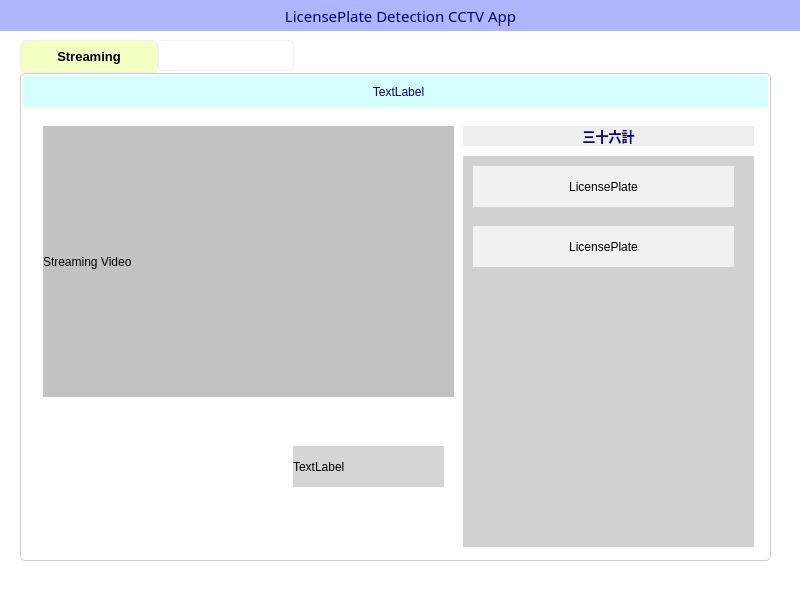
Old version of the form cctv_36/mainwindow.ui in the repository VEDA-ThirtySix/PAMS-client.
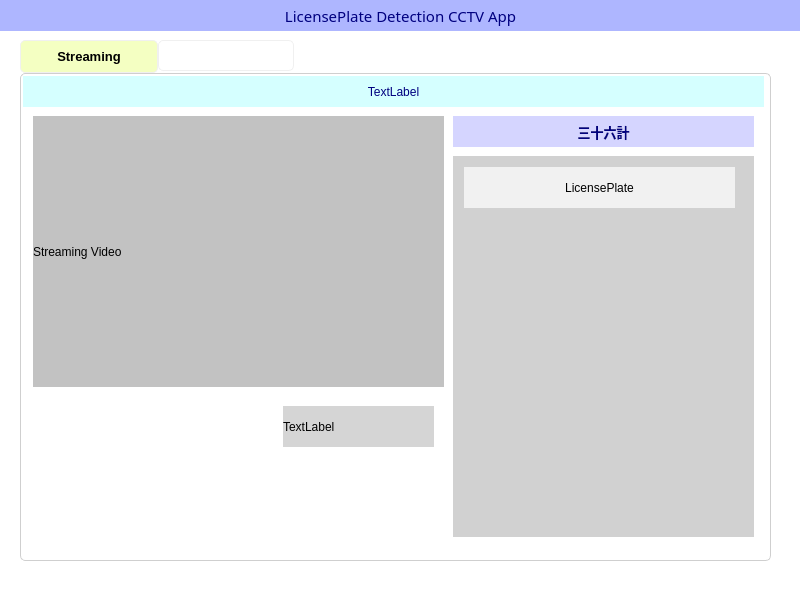
New version of the form. Icons and pictures are not drawn.

Commit message: feat:mainwindow.cpp수정

The edit to the form file:
```diff
--- a/cctv_36/mainwindow.ui
+++ b/cctv_36/mainwindow.ui
@@ -78,32 +78,29 @@
      <attribute name="title">
       <string>Streaming</string>
      </attribute>
-     <widget class="QLabel" name="dateTimeLabel">
+     <widget class="QFrame" name="streamingFrame">
       <property name="geometry">
        <rect>
         <x>0</x>
         <y>0</y>
-        <width>751</width>
-        <height>31</height>
+        <width>741</width>
+        <height>481</height>
        </rect>
       </property>
       <property name="styleSheet">
-       <string notr="true">color: rgb(0, 0, 127);
-font: bold 9pt &quot;Serif&quot;;
-background-color: rgba(170, 255, 255,0.5);</string>
+       <string notr="true">background-color: transparent;</string>
       </property>
-      <property name="text">
-       <string>TextLabel</string>
+      <property name="frameShape">
+       <enum>QFrame::StyledPanel</enum>
       </property>
-      <property name="alignment">
-       <set>Qt::AlignCenter</set>
+      <property name="frameShadow">
+       <enum>QFrame::Raised</enum>
       </property>
-     </widget>
      <widget class="QLabel" name="videoLabel">
       <property name="geometry">
        <rect>
-        <x>20</x>
-        <y>50</y>
+         <x>10</x>
+         <y>40</y>
         <width>411</width>
         <height>271</height>
        </rect>
@@ -116,11 +113,11 @@
        <string>Streaming Video</string>
       </property>
      </widget>
-     <widget class="QLabel" name="label">
+      <widget class="QLabel" name="carstateLabel">
       <property name="geometry">
        <rect>
-        <x>270</x>
-        <y>370</y>
+         <x>260</x>
+         <y>330</y>
         <width>151</width>
         <height>41</height>
        </rect>
@@ -132,13 +129,56 @@
        <string>TextLabel</string>
       </property>
      </widget>
-     <widget class="QLabel" name="guideLabel_2">
+      <widget class="QFrame" name="bestshotFrame">
       <property name="geometry">
        <rect>
-        <x>440</x>
-        <y>50</y>
-        <width>291</width>
-        <height>20</height>
+         <x>430</x>
+         <y>80</y>
+         <width>301</width>
+         <height>381</height>
+        </rect>
+       </property>
+       <property name="styleSheet">
+        <string notr="true">background-color: rgb(209, 209, 209);
+border:none;</string>
+       </property>
+       <property name="frameShape">
+        <enum>QFrame::StyledPanel</enum>
+       </property>
+       <property name="frameShadow">
+        <enum>QFrame::Raised</enum>
+       </property>
+       <widget class="QLabel" name="licenseImage">
+        <property name="geometry">
+         <rect>
+          <x>11</x>
+          <y>11</y>
+          <width>271</width>
+          <height>41</height>
+         </rect>
+        </property>
+        <property name="styleSheet">
+         <string notr="true">background-color: rgba(255, 255, 255,0.7);
+border:none;</string>
+        </property>
+        <property name="text">
+         <string>LicensePlate</string>
+        </property>
+        <property name="alignment">
+         <set>Qt::AlignCenter</set>
+        </property>
+       </widget>
+      </widget>
+      <widget class="QLabel" name="teamLogo">
+       <property name="enabled">
+        <bool>true</bool>
+       </property>
+       <property name="geometry">
+        <rect>
+         <x>430</x>
+         <y>40</y>
+         <width>301</width>
+         <height>31</height>
        </rect>
       </property>
       <property name="font">
@@ -150,7 +190,7 @@
        </font>
       </property>
       <property name="styleSheet">
-       <string notr="true">background-color:rgb(238, 238, 238);
+        <string notr="true">background-color:rgba(170, 170, 255,0.5);
 color: rgb(0, 0, 127);
 
 font: 900 10pt &quot;NotoSerifTamilSlanted Black&quot;;
@@ -163,60 +203,22 @@
        <set>Qt::AlignCenter</set>
       </property>
      </widget>
-     <widget class="QFrame" name="frame">
+      <widget class="QLabel" name="dateTimeLabel">
       <property name="geometry">
        <rect>
-        <x>440</x>
-        <y>80</y>
-        <width>291</width>
-        <height>391</height>
+         <x>0</x>
+         <y>0</y>
+         <width>741</width>
+         <height>31</height>
        </rect>
       </property>
       <property name="styleSheet">
-       <string notr="true">background-color: rgb(209, 209, 209);
-border:none;</string>
-      </property>
-      <property name="frameShape">
-       <enum>QFrame::StyledPanel</enum>
-      </property>
-      <property name="frameShadow">
-       <enum>QFrame::Raised</enum>
-      </property>
-      <widget class="QLabel" name="label_2">
-       <property name="geometry">
-        <rect>
-         <x>10</x>
-         <y>10</y>
-         <width>261</width>
-         <height>41</height>
-        </rect>
-       </property>
-       <property name="styleSheet">
-        <string notr="true">background-color: rgba(255, 255, 255,0.7);
-border:none;</string>
-       </property>
+        <string notr="true">color: rgb(0, 0, 127);
+font: bold 9pt &quot;Serif&quot;;
+background-color: rgba(170, 255, 255,0.5);</string>
+       </property>
        <property name="text">
-        <string>LicensePlate</string>
-       </property>
-       <property name="alignment">
-        <set>Qt::AlignCenter</set>
-       </property>
-      </widget>
-      <widget class="QLabel" name="label_3">
-       <property name="geometry">
-        <rect>
-         <x>10</x>
-         <y>70</y>
-         <width>261</width>
-         <height>41</height>
-        </rect>
-       </property>
-       <property name="styleSheet">
-        <string notr="true">background-color: rgba(255, 255, 255,0.7);
-border:none;</string>
-       </property>
-       <property name="text">
-        <string>LicensePlate</string>
+        <string>TextLabel</string>
        </property>
        <property name="alignment">
         <set>Qt::AlignCenter</set>
```
Lines whose indentation alone changed are shown as unchanged.
